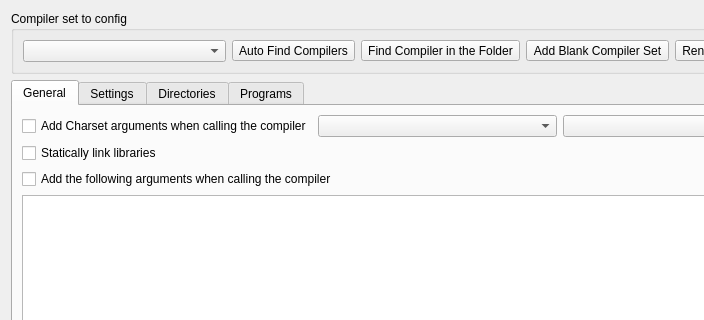
Qt form RedPandaIDE/settingsdialog/compilersetoptionwidget.ui (royqh1979/RedPanda-CPP) before a commit; both pictures show x 0 to 704 and y 0 to 320 of the 823 by 607 pixel window.
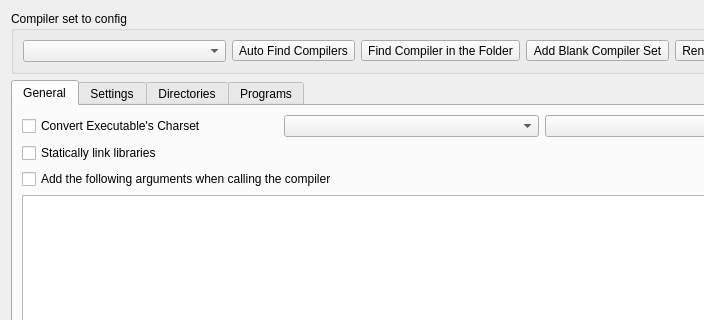
The same form after that commit. Icons and pictures are not drawn.

Diff of the .ui file:
```diff
--- a/RedPandaIDE/settingsdialog/compilersetoptionwidget.ui
+++ b/RedPandaIDE/settingsdialog/compilersetoptionwidget.ui
@@ -138,7 +138,7 @@
           <item>
            <widget class="QCheckBox" name="chkAutoAddCharset">
             <property name="text">
-             <string>Add Charset arguments when calling the compiler</string>
+             <string>Convert Executable's Charset</string>
             </property>
            </widget>
           </item>
```
